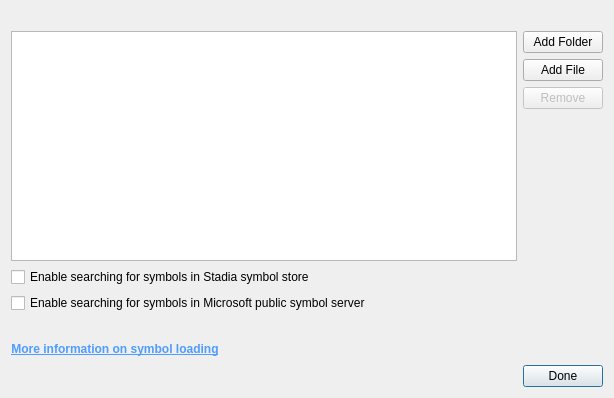
Old version of the form src/ConfigWidgets/SymbolLocationsDialog.ui in the repository google/orbit.
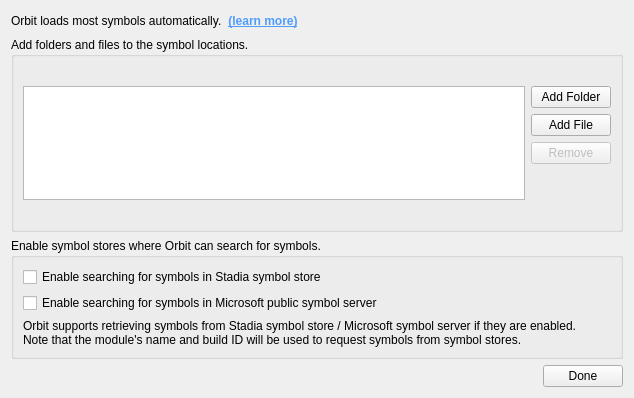
New version of the form.

Commit message: Change layout of the Symbol Locations Dialog

Patch:
```diff
--- a/src/ConfigWidgets/SymbolLocationsDialog.ui
+++ b/src/ConfigWidgets/SymbolLocationsDialog.ui
@@ -6,41 +6,56 @@
    <rect>
     <x>0</x>
     <y>0</y>
-    <width>614</width>
+    <width>634</width>
     <height>398</height>
    </rect>
   </property>
   <property name="windowTitle">
    <string>Symbol Locations</string>
   </property>
-  <layout class="QGridLayout" name="gridLayout">
-   <item row="1" column="0">
-    <widget class="QListWidget" name="listWidget"/>
-   </item>
-   <item row="6" column="1">
-    <widget class="QPushButton" name="doneButton">
+  <layout class="QVBoxLayout" name="verticalLayout">
+   <item>
+    <layout class="QHBoxLayout" name="horizontalLayout_0">
+     <item>
+      <widget class="QLabel" name="generalInfoLabel">
+       <property name="sizePolicy">
+        <sizepolicy hsizetype="Fixed" vsizetype="Preferred">
+         <horstretch>0</horstretch>
+         <verstretch>0</verstretch>
+        </sizepolicy>
+       </property>
      <property name="text">
-      <string>Done</string>
+        <string>Orbit loads most symbols automatically.</string>
+       </property>
+       <property name="wordWrap">
+        <bool>false</bool>
      </property>
     </widget>
    </item>
-   <item row="5" column="0">
-    <layout class="QHBoxLayout" name="horizontalLayout_3">
      <item>
       <widget class="QPushButton" name="moreInfoButton">
+       <property name="sizePolicy">
+        <sizepolicy hsizetype="Fixed" vsizetype="Preferred">
+         <horstretch>0</horstretch>
+         <verstretch>0</verstretch>
+        </sizepolicy>
+       </property>
        <property name="styleSheet">
         <string notr="true">border: none; color: #4F9CFF; font-weight: bold; text-decoration: underline</string>
        </property>
        <property name="text">
-        <string>More information on symbol loading</string>
+        <string>(learn more)</string>
        </property>
       </widget>
      </item>
      <item>
-      <spacer name="horizontalSpacer_2">
+      <spacer name="horizontalSpacer_0">
        <property name="orientation">
         <enum>Qt::Horizontal</enum>
        </property>
+       <property name="sizeType">
+        <enum>QSizePolicy::Expanding</enum>
+       </property>
        <property name="sizeHint" stdset="0">
         <size>
          <width>40</width>
@@ -51,7 +66,13 @@
      </item>
     </layout>
    </item>
-   <item row="4" column="0">
+   <item>
+    <widget class="QGroupBox" name="symbolLocationGroupBox">
+     <property name="title">
+      <string>Add folders and files to the symbol locations.</string>
+     </property>
+     <layout class="QGridLayout" name="gridLayout">
+      <item row="2" column="0">
     <widget class="QLabel" name="infoLabel">
      <property name="text">
       <string/>
@@ -61,6 +82,16 @@
      </property>
     </widget>
    </item>
+      <item row="1" column="0">
+       <widget class="QListWidget" name="listWidget"/>
+      </item>
+      <item row="0" column="0">
+       <widget class="QLabel" name="moduleHeadlineLabel">
+        <property name="visible">
+         <bool>false</bool>
+        </property>
+       </widget>
+      </item>
    <item row="1" column="1">
     <layout class="QVBoxLayout" name="verticalLayout">
      <item>
@@ -102,7 +133,16 @@
      </item>
     </layout>
    </item>
-   <item row="2" column="0">
+     </layout>
+    </widget>
+   </item>
+   <item>
+    <widget class="QGroupBox" name="symbolStoreGroupBox">
+     <property name="title">
+      <string>Enable symbol stores where Orbit can search for symbols.</string>
+     </property>
+     <layout class="QVBoxLayout" name="verticalLayout_1">
+      <item>
     <widget class="QCheckBox" name="enableStadiaSymbolStoreCheckBox">
      <property name="accessibleName">
       <string>EnableStadiaSymbolStoreCheckBox</string>
@@ -112,7 +152,7 @@
      </property>
     </widget>
    </item>
-   <item row="3" column="0">
+      <item>
     <widget class="QCheckBox" name="enableMicrosoftSymbolServerCheckBox">
      <property name="accessibleName">
       <string>EnableMicrosoftSymbolServerCheckBox</string>
@@ -121,13 +161,47 @@
       <string>Enable searching for symbols in Microsoft public symbol server</string>
      </property>
     </widget>
-   </item>   
-   <item row="0" column="0">
-    <widget class="QLabel" name="moduleHeadlineLabel">
-     <property name="visible">
-      <bool>false</bool>
-     </property>
-    </widget>
+      </item>
+      <item>
+       <widget class="QLabel" name="symbolStoreInfoLabel">
+        <property name="text">
+         <string>Orbit supports retrieving symbols from Stadia symbol store / Microsoft symbol server if they are enabled.
+Note that the module's name and build ID will be used to request symbols from symbol stores.</string>
+        </property>
+        <property name="wordWrap">
+         <bool>true</bool>
+        </property>
+       </widget>
+      </item>
+     </layout>
+    </widget>
+   </item>
+   <item>
+    <layout class="QHBoxLayout" name="horizontalLayout_1">
+     <item>
+      <spacer name="horizontalSpacer_1">
+       <property name="orientation">
+        <enum>Qt::Horizontal</enum>
+       </property>
+       <property name="sizeType">
+        <enum>QSizePolicy::Expanding</enum>
+       </property>
+       <property name="sizeHint" stdset="0">
+        <size>
+         <width>40</width>
+         <height>20</height>
+        </size>
+       </property>
+      </spacer>
+     </item>
+     <item>
+      <widget class="QPushButton" name="doneButton">
+       <property name="text">
+        <string>Done</string>
+       </property>
+      </widget>
+     </item>
+    </layout>
    </item>
   </layout>
  </widget>
```
Left out of the diff: 2 changed lines with no effect on the pictures. Lines whose indentation alone changed are shown as unchanged. The commit also changes 1 other file.
